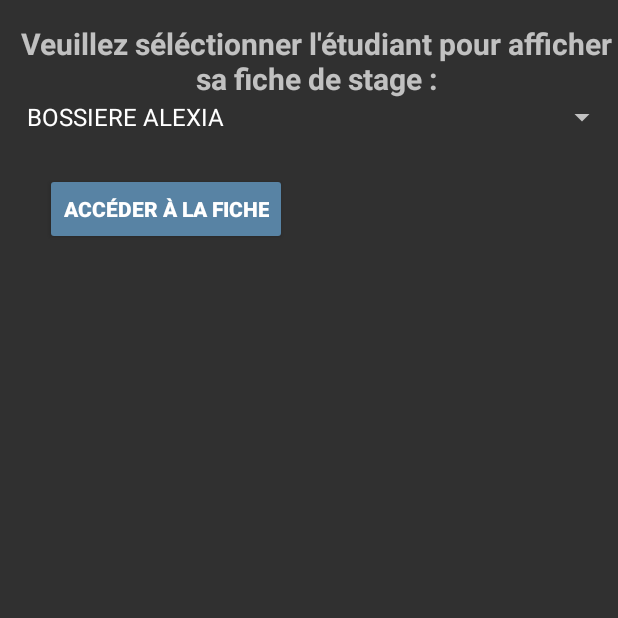
After one commit to SarahB44/ProjetAndroidEquipe7, an Android app: the SelectionEtudiantActivity screen opened directly, with no data from a screen before it, on a phone screen of 412 x 824 dp, the top half of it. The commit adds this screen. Run offline under Robolectric (Android 15) with nearby library versions, the phone set to English and light mode, and no system bars.

Commit message:
Ajout Liste déroulante choix Etudiant

```diff
--- a/app/src/main/AndroidManifest.xml
+++ b/app/src/main/AndroidManifest.xml
@@ -24,6 +24,9 @@
             android:name=".MainActivity"
             android:label="@string/app_name">
         </activity>
+        <activity
+            android:name=".SelectionEtudiantActivity">
+        </activity>
     </application>
 
 
--- /dev/null
+++ b/app/src/main/java/com/example/projet_android_equipe7/SelectionEtudiantActivity.java
@@ -0,0 +1,83 @@
+package com.example.projet_android_equipe7;
+
+import android.app.Activity;
+import android.app.AlertDialog;
+import android.content.Context;
+import android.content.DialogInterface;
+import android.content.Intent;
+import android.database.Cursor;
+import android.os.Bundle;
+import android.view.View;
+import android.widget.AdapterView;
+import android.widget.ArrayAdapter;
+import android.widget.Button;
+import android.widget.Spinner;
+import android.widget.Toast;
+
+import java.util.ArrayList;
+
+public class SelectionEtudiantActivity extends Activity {
+    final String[] lEtudiant= new String[1];
+
+    final Context context = this;
+    @Override
+    protected void onCreate(Bundle savedInstanceState) {
+        super.onCreate(savedInstanceState);
+        setContentView(R.layout.activity_formulaire_visite);
+
+        Button buttonAfficherVisiteStage = findViewById(R.id.buttonAfficherVisiteStage);
+        //on place un écouteur dessus:
+        View.OnClickListener ecouteur1 = new View.OnClickListener() {
+            //on implémente la méthode onclick
+            @Override
+            public void onClick(View v) {
+
+                        //on passer les infos dans l'autre interface
+                        String etudiant = lEtudiant[0];
+                            Intent i = new Intent(SelectionEtudiantActivity.this, MainActivity.class);
+                            Toast.makeText(getApplicationContext(), etudiant, Toast.LENGTH_LONG).show();
+                            i.putExtra("EXTRA_ETUDIANT", lEtudiant[0]);
+                            startActivityForResult(i, 0);
+                }
+
+            };
+
+        //on affecte l'écouteur aux boutons:
+        buttonAfficherVisiteStage.setOnClickListener(ecouteur1);
+
+
+
+
+
+
+
+
+        //gestion de la liste déroulante des Etudiants
+        final Spinner spinnerListeEtudiant = (Spinner) findViewById(R.id.spinnerEtudiant);
+        /*
+        GESTION DE LA BDD
+        */
+
+        //TEMPORAIRE AVANT LA GESTION DE LA BDD
+        ArrayList<String> lesetudiants = new ArrayList<String>();
+
+        lesetudiants.add("BOSSIERE ALEXIA");
+        lesetudiants.add("LELONG LUCAS");
+        lesetudiants.add("BRAILLON SARAH");
+        lesetudiants.add("CREPILLIERE AXEL");
+
+        ArrayAdapter<String> dataAdapterR = new ArrayAdapter<String>(this, android.R.layout.simple_spinner_item, lesetudiants);
+        dataAdapterR.setDropDownViewResource(android.R.layout.simple_spinner_dropdown_item);
+        spinnerListeEtudiant.setAdapter(dataAdapterR);
+        spinnerListeEtudiant.setOnItemSelectedListener(new AdapterView.OnItemSelectedListener() {
+            public void onItemSelected(AdapterView<?> parent, View view, int position, long id) {
+                lEtudiant[0] = String.valueOf(spinnerListeEtudiant.getSelectedItem());
+            }
+
+            @Override
+            public void onNothingSelected(AdapterView<?> adapterView) {
+
+            }
+        });
+    }
+}
--- a/app/src/main/java/com/example/projet_android_equipe7/ui/login/LoginActivity.java
+++ b/app/src/main/java/com/example/projet_android_equipe7/ui/login/LoginActivity.java
@@ -30,6 +30,7 @@ import com.android.volley.RequestQueue;
 import com.android.volley.toolbox.HurlStack;
 import com.android.volley.toolbox.Volley;
 import com.example.projet_android_equipe7.MainActivity;
+import com.example.projet_android_equipe7.SelectionEtudiantActivity;
 import com.example.projet_android_equipe7.R;
 import com.example.projet_android_equipe7.VolleySingleton;
 import com.example.projet_android_equipe7.modele.dao.MaRequest;
@@ -106,7 +107,7 @@ public class LoginActivity extends AppCompatActivity {
 
                                         //Log.d("test", "test");
 
-                                        Intent intent = new Intent(getApplicationContext(), MainActivity.class);
+                                        Intent intent = new Intent(getApplicationContext(), SelectionEtudiantActivity.class);
                                         startActivity(intent);
                                         finish();
 
--- a/app/src/main/res/layout/activity_formulaire_visite.xml
+++ b/app/src/main/res/layout/activity_formulaire_visite.xml
@@ -1,44 +1,56 @@
 <?xml version="1.0" encoding="utf-8"?>
-<androidx.constraintlayout.widget.ConstraintLayout
-    xmlns:android="http://schemas.android.com/apk/res/android"
+<androidx.constraintlayout.widget.ConstraintLayout xmlns:android="http://schemas.android.com/apk/res/android"
     xmlns:app="http://schemas.android.com/apk/res-auto"
     xmlns:tools="http://schemas.android.com/tools"
     android:layout_width="match_parent"
-    android:layout_height="match_parent">
+    android:layout_height="match_parent"
+    android:textAlignment="center">
 
     <LinearLayout
         android:layout_width="match_parent"
         android:layout_height="match_parent"
-        android:orientation="vertical">
+        android:orientation="vertical"
+        android:paddingLeft="10dp"
+        android:paddingTop="15dp"
+        android:textAlignment="center">
 
-        <ScrollView
+        <LinearLayout
             android:layout_width="match_parent"
-            android:layout_height="match_parent">
+            android:layout_height="wrap_content"
+            android:orientation="vertical"
+            android:textAlignment="center">
 
-            <LinearLayout
+            <TextView
+                android:id="@+id/textViewEtudiant"
+                android:textSize="20dp"
+                android:textStyle="bold"
                 android:layout_width="match_parent"
                 android:layout_height="wrap_content"
-                android:orientation="vertical">
+                android:textAlignment="center"
+                android:text="Veuillez séléctionner l'étudiant pour afficher sa fiche de stage :" />
 
-                <LinearLayout
-                    android:layout_width="match_parent"
-                    android:layout_height="match_parent"
-                    android:orientation="vertical">
+            <Spinner
+                android:id="@+id/spinnerEtudiant"
+                android:layout_width="match_parent"
+                android:layout_height="match_parent"
+                android:scrollbarSize="30dp" />
+        </LinearLayout>
 
-                </LinearLayout>
+        <LinearLayout
+            android:layout_width="match_parent"
+            android:layout_height="wrap_content"
+            android:orientation="vertical"
+            android:textAlignment="center">
 
-                <LinearLayout
-                    android:layout_width="match_parent"
-                    android:layout_height="match_parent"
-                    android:orientation="vertical">
-
-                    <LinearLayout
-                        android:layout_width="match_parent"
-                        android:layout_height="match_parent"
-                        android:orientation="vertical"></LinearLayout>
-                </LinearLayout>
-            </LinearLayout>
-        </ScrollView>
+            <Button
+                android:id="@+id/buttonAfficherVisiteStage"
+                style="@style/bouton"
+                android:layout_width="wrap_content"
+                android:layout_height="wrap_content"
+                android:layout_weight="1"
+                android:text="@string/BoutonAcceder"
+                android:textAlignment="gravity" />
+        </LinearLayout>
 
     </LinearLayout>
 
--- a/app/src/main/res/values/colors.xml
+++ b/app/src/main/res/values/colors.xml
@@ -3,4 +3,6 @@
     <color name="colorPrimary">#6200EE</color>
     <color name="colorPrimaryDark">#3700B3</color>
     <color name="colorAccent">#03DAC5</color>
+    <color name="ColorFondButton">#5883A4 </color>
+    <color name="ColorTextButton">#FFFFFF</color>
 </resources>
--- a/app/src/main/res/values/strings.xml
+++ b/app/src/main/res/values/strings.xml
@@ -11,4 +11,5 @@
     <string name="login_failed">"Login failed"</string>
     <string name="nom">nom</string>
     <string name="prenom">prenom</string>
+    <string name="BoutonAcceder">Accéder à la Fiche</string>
 </resources>
--- a/app/src/main/res/values/styles.xml
+++ b/app/src/main/res/values/styles.xml
@@ -7,4 +7,15 @@
         <item name="colorAccent">@color/colorAccent</item>
     </style>
 
+    <style name="bouton">
+        <item name="android:backgroundTint">@color/ColorFondButton</item>
+        <item name="android:textColor">@color/ColorTextButton</item>
+        <item name="android:textSize">14dp</item>
+        <item name="android:textStyle">bold</item>
+        <item name="android:textAlignment">center</item>
+        <item name="android:layout_marginTop">25dp</item>
+        <item name="android:layout_marginLeft">20dp</item>
+        <item name="android:layout_marginRight">20dp</item>
+    </style>
+
 </resources>
```
